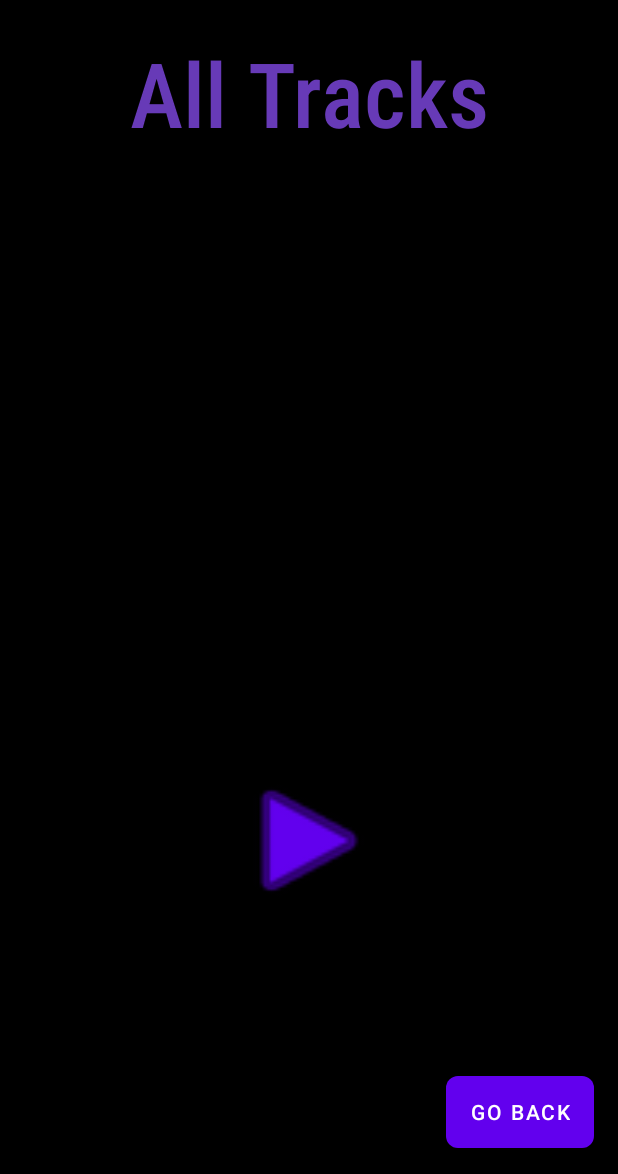
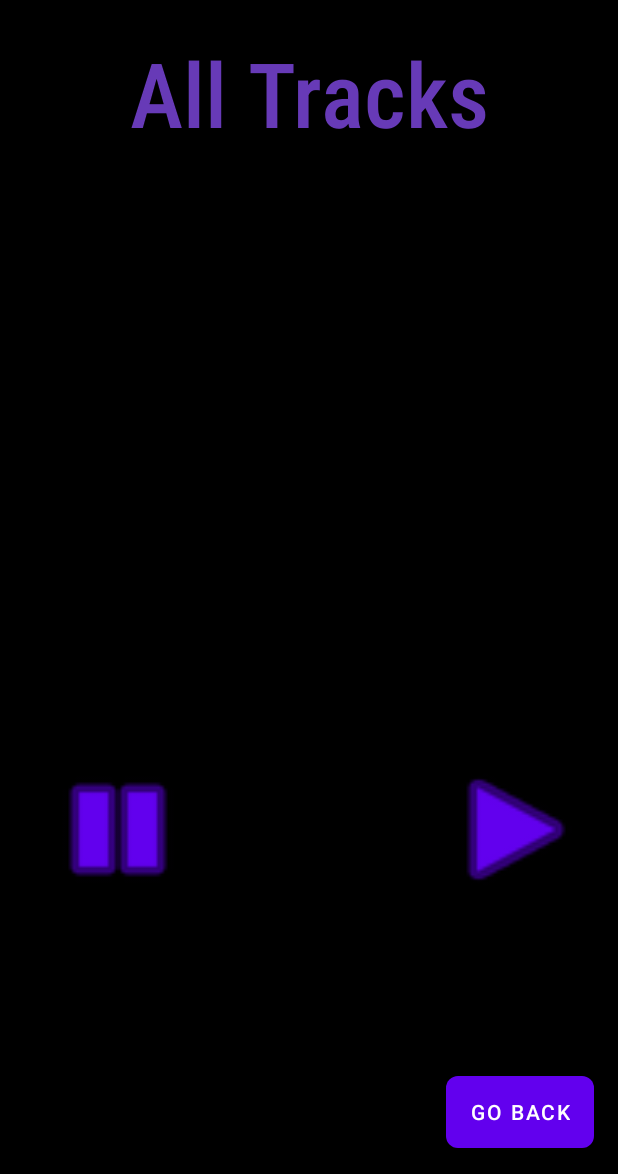
Before and after one commit to xq-ren/freetunes-android, an Android app: the TrackActivity screen opened directly, with no data from a screen before it, after a tap on an icon or button, on a phone screen of 412 x 824 dp, the part 62-1236 px from its top. Run offline under Robolectric (Android 15) with nearby library versions, the light colour scheme and no system bars.

Commit message:
added buttons for play and pause

```diff
--- a/app/src/main/java/ch/tb/FreeTunes/PlaylistActivity.java
+++ b/app/src/main/java/ch/tb/FreeTunes/PlaylistActivity.java
@@ -5,16 +5,12 @@ import android.content.Intent;
 import android.os.Bundle;
 import android.view.View;
 import android.widget.Button;
-import android.widget.ListView;
 
 public class PlaylistActivity extends AppCompatActivity {
-
-    ListView listView;
     @Override
     protected void onCreate(Bundle savedInstanceState) {
         super.onCreate(savedInstanceState);
         setContentView(R.layout.activity_playlist);
-
 
         Button buttonBackToStart = (Button) findViewById(R.id.buttonBackStart);
         buttonBackToStart.setOnClickListener(new View.OnClickListener() {
@@ -27,6 +23,7 @@ public class PlaylistActivity extends AppCompatActivity {
         goTotracks.setOnClickListener(new View.OnClickListener() {
             public void onClick(View v) {
                 startActivity(new Intent(PlaylistActivity.this, TrackActivity.class));
+
             }
         });
     }
--- a/app/src/main/java/ch/tb/FreeTunes/TrackActivity.java
+++ b/app/src/main/java/ch/tb/FreeTunes/TrackActivity.java
@@ -12,6 +12,7 @@ import android.os.Build;
 import android.os.Bundle;
 import android.view.View;
 import android.widget.Button;
+import android.widget.ListView;
 
 import ch.tb.Model.Playlist;
 import ch.tb.Model.Track;
@@ -56,11 +57,13 @@ public class TrackActivity extends AppCompatActivity {
 
     private void sendNotification() {
         Track track = new Track();
-        Playlist playlist = new Playlist();
+        track.setArtist("KUTE");
+        track.setName("Dead On Arrival");
+
         NotificationCompat.Builder builder = new NotificationCompat.Builder(this, CHANNEL_ID)
                 .setSmallIcon(android.R.drawable.ic_media_play)
                 .setContentTitle(track.getName())
-                .setContentText("By " + track.getArtist() + ", playing in " + playlist.getName())
+                .setContentText("By " + track.getArtist())
                 .setPriority(NotificationCompat.PRIORITY_DEFAULT);
         notificationManager.notify(0, builder.build());
     }
--- a/app/src/main/res/layout/activity_track.xml
+++ b/app/src/main/res/layout/activity_track.xml
@@ -32,9 +32,23 @@
         android:background="@android:drawable/ic_media_play"
         app:layout_constraintBottom_toBottomOf="parent"
         app:layout_constraintEnd_toEndOf="parent"
+        app:layout_constraintHorizontal_bias="0.947"
         app:layout_constraintStart_toStartOf="parent"
         app:layout_constraintTop_toBottomOf="@+id/tracksView"
-        app:layout_constraintVertical_bias="0.7" />
+        app:layout_constraintVertical_bias="0.687" />
+
+    <Button
+        android:id="@+id/pause"
+        style="@style/Widget.AppCompat.Button.Borderless"
+        android:layout_width="104dp"
+        android:layout_height="99dp"
+        android:background="@android:drawable/ic_media_pause"
+        app:layout_constraintBottom_toBottomOf="parent"
+        app:layout_constraintEnd_toEndOf="parent"
+        app:layout_constraintHorizontal_bias="0.087"
+        app:layout_constraintStart_toStartOf="parent"
+        app:layout_constraintTop_toBottomOf="@+id/tracksView"
+        app:layout_constraintVertical_bias="0.687" />
 
     <Button
         android:id="@+id/buttonBackPlaylist"
```
